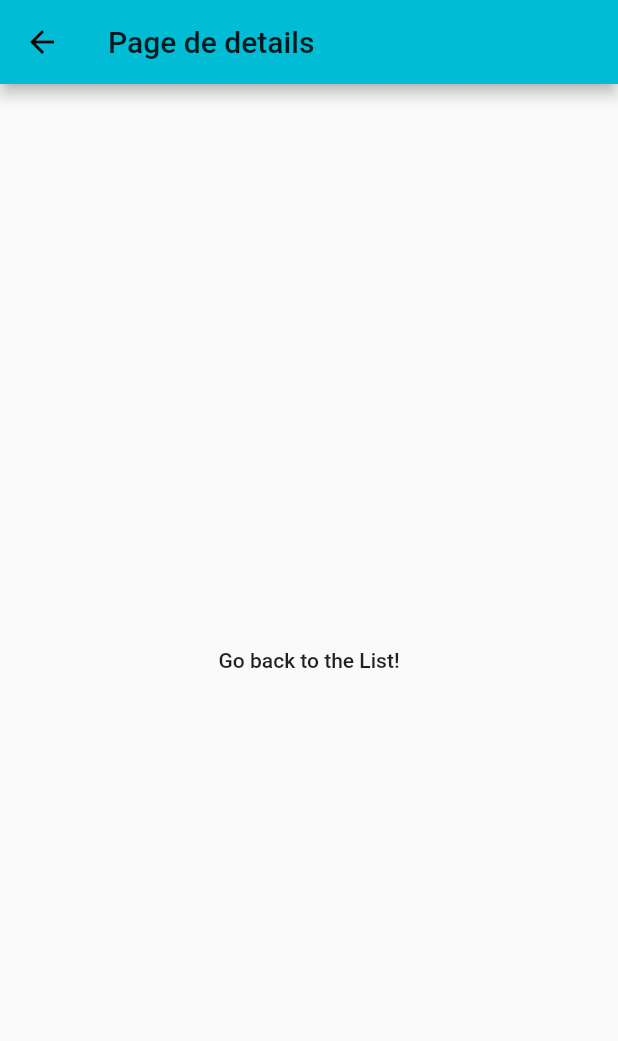
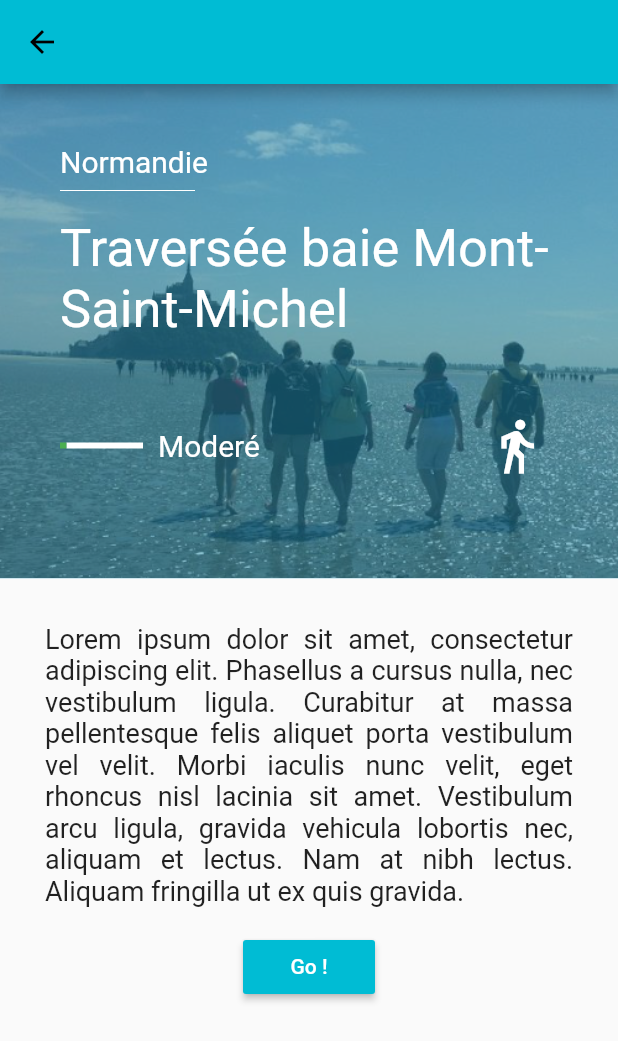
Before and after one commit to Lowell13/new-explorer-challenge, a Flutter app: the DetailPage screen opened directly, on a phone screen of 412 x 824 dp. Shown: the top 1041 px of the screen. Run offline on Flutter 3.47's test engine with Material 2 defaults, Android fonts, the phone set to English and light mode, and no system bars.

Commit message:
update DetailPage

```diff
--- a/lib/pages/DetailPage.dart
+++ b/lib/pages/DetailPage.dart
@@ -3,17 +3,144 @@ import 'package:flutter/material.dart';
 class DetailPage extends StatelessWidget {
   @override
   Widget build(BuildContext context) {
+    final levelIndicator = Container(
+      child: Container(
+        child: LinearProgressIndicator(
+          backgroundColor: Colors.white,
+          valueColor: AlwaysStoppedAnimation(Colors.green)
+        ),
+      ),
+    );
+
+    final locationInfo = Column(
+      crossAxisAlignment: CrossAxisAlignment.start,
+      children: <Widget>[
+        Text(
+          'Normandie',
+          style: TextStyle(
+            fontSize: 20,
+            color: Colors.white
+          ),
+        ),
+        Container(
+          width: 90.0,
+          child: new Divider(color: Colors.white),
+        ),
+        SizedBox(height: 10.0),
+        Text(
+          'Traversée baie Mont-Saint-Michel',
+          style: TextStyle(color: Colors.white, fontSize: 35.0),
+        ),
+        SizedBox(height: 50.0),
+        Row(
+          mainAxisAlignment: MainAxisAlignment.start,
+          children: <Widget>[
+            Expanded(
+              flex: 1,
+              child: levelIndicator
+            ),
+            Expanded(
+              flex: 4,
+              child: Padding(
+                padding: EdgeInsets.only(left: 10.0),
+                child: Text(
+                  'Moderé',
+                  style: TextStyle(
+                    color: Colors.white,
+                    fontSize: 20
+                  ),
+                )
+              )
+            ),
+            Expanded(
+              flex: 1,
+              child: Icon(
+                Icons.directions_walk,
+                color: Colors.white,
+                size: 40.0,
+              ),
+            )
+          ],
+        ),
+      ],
+    );
+
+    final topContent = Stack(
+      children: <Widget>[
+        Container(
+          padding: EdgeInsets.only(left: 10.0),
+          height: MediaQuery.of(context).size.height * 0.4,
+          decoration: new BoxDecoration(
+            image: new DecorationImage(
+              image: new AssetImage("assets/images/detail_image.png"),
+              fit: BoxFit.cover,
+            ),
+          )
+        ),
+        Container(
+          height: MediaQuery.of(context).size.height * 0.4,
+          padding: EdgeInsets.all(40.0),
+          width: MediaQuery.of(context).size.width,
+          decoration: BoxDecoration(
+            color: Color.fromRGBO(37, 150, 190, 0.5)
+          ),
+          child: Center(
+            child: locationInfo,
+          ),
+        ),
+      ],
+    );
+
+    final description = Text(
+      'Lorem ipsum dolor sit amet, consectetur adipiscing elit. '
+      'Phasellus a cursus nulla, nec vestibulum ligula. '
+      'Curabitur at massa pellentesque felis aliquet porta vestibulum vel velit. '
+      'Morbi iaculis nunc velit, eget rhoncus nisl lacinia sit amet. '
+      'Vestibulum arcu ligula, gravida vehicula lobortis nec, aliquam et lectus. '
+      'Nam at nibh lectus. Aliquam fringilla ut ex quis gravida.',
+      style: TextStyle(
+        fontSize: 18.0
+      ),
+      textAlign: TextAlign.justify,
+    );
+
+    final submitButton = Container(
+      padding: EdgeInsets.symmetric(vertical: 16.0),
+      width: MediaQuery.of(context).size.width,
+      alignment: Alignment.bottomCenter,
+      child: MaterialButton(
+        onPressed: () => {},
+        color: Colors.cyan,
+        child: Text(
+          "Go !",
+          style: TextStyle(
+            color: Colors.white
+          )
+        ),
+      )
+    );
+
+    final bottomContent = Container(
+      padding: EdgeInsets.all(30.0),
+      child: Center(
+        child: Column(
+          children: <Widget>[
+            description,
+            submitButton
+          ],
+        ),
+      ),
+    );
+
     return Scaffold(
       appBar: AppBar(
-        title: Text("Page de details"),
+        title: Text(''),
       ),
-      body: Center(
-        child: MaterialButton(
-          onPressed: () {
-            // Navigator.pushNamed(context, '/list');
-          },
-          child: Text('Go back to the List!'),
-        ),
+      body: Column(
+        children: <Widget>[
+          topContent,
+          bottomContent
+        ],
       ),
     );
   }
```
